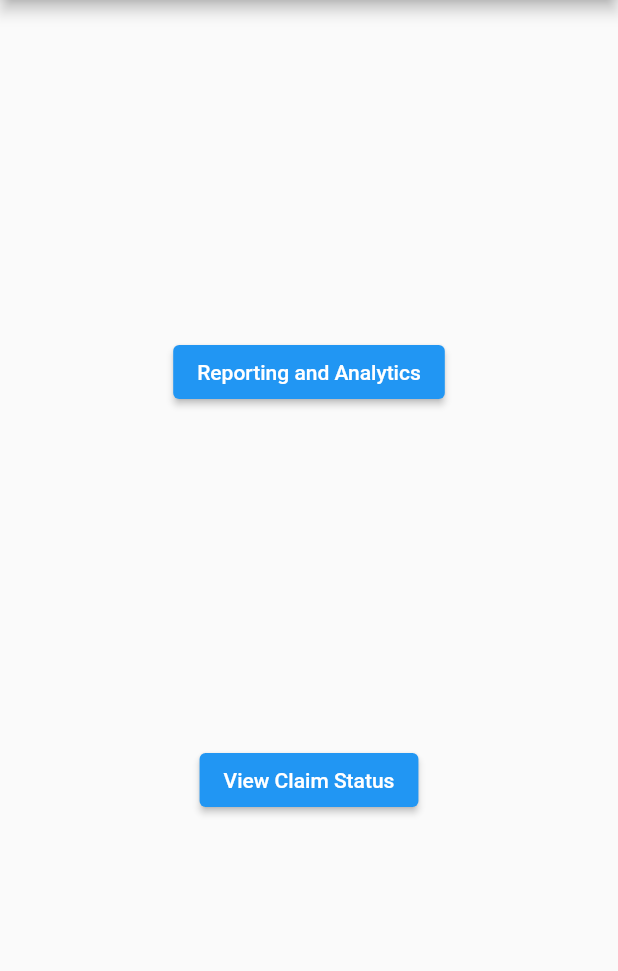
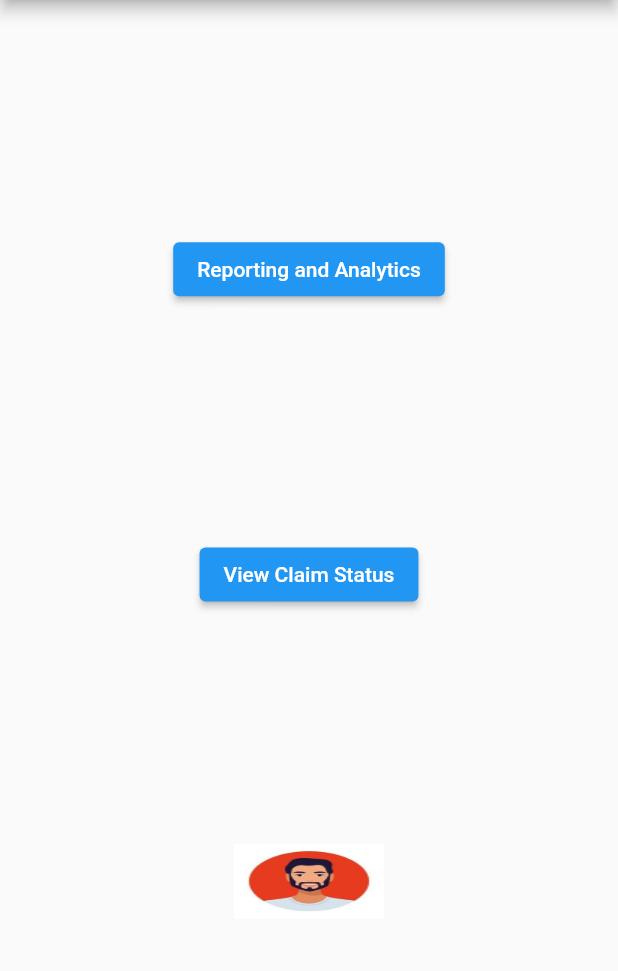
Before and after one commit to PoornaSenadheera100/Snap-N-Claim, a Flutter app: the FinanceAdminReportsSelectionScreen screen opened directly with empty values, on a phone screen of 412 x 824 dp, the part 84-1055 px from its top. Run offline on Flutter 3.47's test engine with Material 2 defaults, Android fonts, the phone set to English and light mode, and no system bars; our stand-ins replace cloud_firestore, firebase_core, fluttertoast, page_transition; accounts and stored records are empty.

Commit message:
Added images of image btns

```diff
--- a/snap_n_claim/lib/screens/finance_admin_reports_selection_screen.dart
+++ b/snap_n_claim/lib/screens/finance_admin_reports_selection_screen.dart
@@ -3,7 +3,8 @@ import 'finance_admin_menu_drawer.dart';
 import 'finance_admin_reporting_screen.dart';
 
 class FinanceAdminReportsSelectionScreen extends StatelessWidget {
-  const FinanceAdminReportsSelectionScreen(this._width, this._height, {super.key});
+  const FinanceAdminReportsSelectionScreen(this._width, this._height,
+      {super.key});
 
   final double _width;
   final double _height;
@@ -37,6 +38,20 @@ class FinanceAdminReportsSelectionScreen extends StatelessWidget {
                   _onTapViewClaimStatusBtn(context);
                 },
                 child: Text("View Claim Status")),
+            Container(
+              width: 100,
+              height: 50,
+              child: ConstrainedBox(
+                constraints: BoxConstraints.expand(),
+                child: Ink.image(
+                  image: AssetImage('assets/avatarpic.jpg'),
+                  fit: BoxFit.fill,
+                  child: InkWell(
+                    onTap: () {},
+                  ),
+                ),
+              ),
+            ),
           ],
         ),
       ),
--- a/snap_n_claim/pubspec.yaml
+++ b/snap_n_claim/pubspec.yaml
@@ -72,6 +72,10 @@ flutter:
   assets:
      - assets/logo.png
      - assets/avatarpic.jpg
+     - assets/claim_status_btn.png
+     - assets/expense_config_btn.png
+     - assets/expense_mapping_btn.png
+     - assets/reporting_btn.png
   #   - images/a_dot_ham.jpeg
 
   # An image asset can refer to one or more resolution-specific "variants", see
```
Also changed, not shown: snap_n_claim/assets/claim_status_btn.png (added), snap_n_claim/assets/expense_config_btn.png (added), snap_n_claim/assets/expense_mapping_btn.png (added), snap_n_claim/assets/reporting_btn.png (added).
